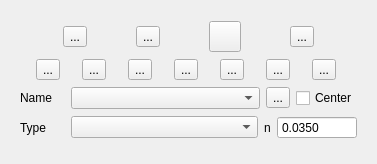
The window that flo2d/ui/xs_editor.ui (FLO-2DSoftware/qgis-flo-2d-plugin) describes before a commit, drawn with Qt 5.
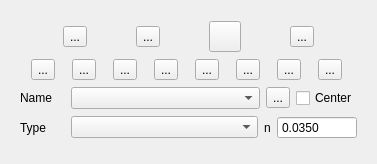
The same window after the commit. Icons and pictures are not drawn.

Commit message: Call external channel n-values interpolator

```diff
--- a/flo2d/ui/xs_editor.ui
+++ b/flo2d/ui/xs_editor.ui
@@ -260,6 +260,29 @@
          </widget>
         </item>
         <item row="0" column="6">
+         <widget class="QToolButton" name="interpolate_channel_n_btn">
+          <property name="toolTip">
+           <string>&lt;html&gt;&lt;head/&gt;&lt;body&gt;&lt;p&gt;Interpolate channel n-values&lt;/p&gt;&lt;/body&gt;&lt;/html&gt;</string>
+          </property>
+          <property name="statusTip">
+           <string>Interpolate channel n-values</string>
+          </property>
+          <property name="text">
+           <string>...</string>
+          </property>
+          <property name="icon">
+           <iconset>
+            <normaloff>../img/interpolate_channel_n.svg</normaloff>../img/interpolate_channel_n.svg</iconset>
+          </property>
+          <property name="iconSize">
+           <size>
+            <width>24</width>
+            <height>24</height>
+           </size>
+          </property>
+         </widget>
+        </item>
+        <item row="0" column="7">
          <widget class="QToolButton" name="confluences_btn">
           <property name="toolTip">
            <string>Find confluences</string>
```
Left out of the diff: 4 changed lines with no effect on the pictures. The commit also changes 9 other files.
